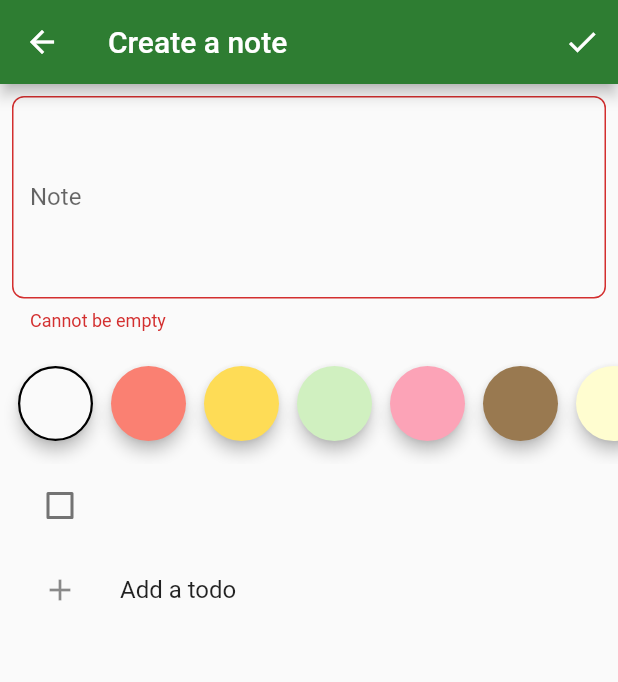
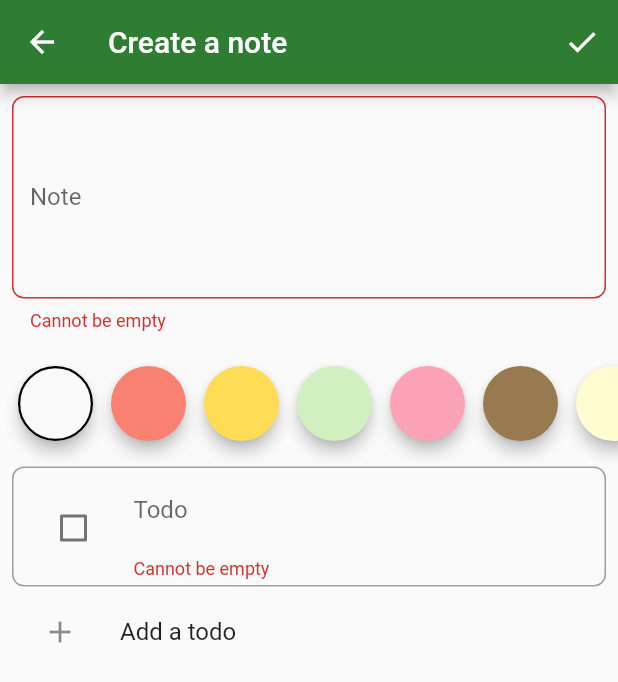
Before and after one commit to AmareeshBP/ddd-app, a Flutter app: the NoteFormPage screen opened by its route, after a tap on "Add a todo", after a tap on the "check" icon, on a phone screen of 412 x 824 dp. Shown: the top 682 px of the screen. Run offline on Flutter 3.47's test engine with Material 2 defaults, Android fonts, the phone set to English and light mode, and no system bars; drawn by our look-alikes of flutter_slidable; our stand-ins replace auto_route, bloc, cloud_firestore, dartz, firebase_auth, firebase_core and 9 more; accounts and stored records are empty; generated files the repository leaves out were written again.

Commit message:
caught upto 30

```diff
--- a/lib/presentation/core/app_widget.dart
+++ b/lib/presentation/core/app_widget.dart
@@ -1,10 +1,10 @@
 import 'package:auto_route/auto_route.dart';
-import 'package:flutter/material.dart' hide Router;
+import 'package:flutter/material.dart';
 import 'package:flutter_bloc/flutter_bloc.dart';
 
 import '../../application/auth/auth_bloc.dart';
 import '../../injection.dart';
-import '../routes/router.gr.dart';
+import '../routes/router.gr.dart' as app_router;
 
 class AppWidget extends StatelessWidget {
   @override
@@ -19,7 +19,7 @@ class AppWidget extends StatelessWidget {
       child: MaterialApp(
         debugShowCheckedModeBanner: false,
         title: 'Note App',
-        builder: ExtendedNavigator(router: Router()),
+        builder: ExtendedNavigator.builder(router: app_router.Router()),
         theme: ThemeData.light().copyWith(
           primaryColor: Colors.green[800],
           accentColor: Colors.blueAccent,
--- a/lib/presentation/notes/note_form/widgets/todo_list_widget.dart
+++ b/lib/presentation/notes/note_form/widgets/todo_list_widget.dart
@@ -1,7 +1,9 @@
+import 'package:ddd_app/domain/notes/value_objects.dart';
 import 'package:flushbar/flushbar_helper.dart';
 import 'package:flutter/material.dart';
 import 'package:flutter_bloc/flutter_bloc.dart';
 import 'package:flutter_hooks/flutter_hooks.dart';
+import 'package:flutter_slidable/flutter_slidable.dart';
 import 'package:kt_dart/collection.dart';
 import 'package:provider/provider.dart';
 
@@ -38,7 +40,10 @@ class TodoList extends StatelessWidget {
             shrinkWrap: true,
             itemCount: formTodos.value.size,
             itemBuilder: (context, index) {
-              return TodoTile(index: index);
+              return TodoTile(
+                index: index,
+                key: ValueKey(context.formTodos[index].id),
+              );
             },
           );
         },
@@ -58,7 +63,36 @@ class TodoTile extends HookWidget {
   Widget build(BuildContext context) {
     final todo =
         context.formTodos.getOrElse(index, (_) => TodoItemPrimitive.empty());
-    return ListTile(
+
+    final textEditingController = useTextEditingController(text: todo.name);
+
+    return Slidable(
+      actionPane: const SlidableDrawerActionPane(),
+      actionExtentRatio: 0.15,
+      secondaryActions: [
+        IconSlideAction(
+          caption: 'Delete',
+          icon: Icons.delete,
+          color: Colors.red,
+          onTap: () {
+            context.formTodos = context.formTodos.minusElement(todo);
+            context.bloc<NoteFormBloc>().add(
+                  NoteFormEvent.todosChanged(context.formTodos),
+                );
+          },
+        ),
+      ],
+      child: Container(
+        decoration: BoxDecoration(
+            border: Border.all(
+              color: Colors.grey,
+            ),
+            borderRadius: BorderRadius.circular(8)),
+        margin: const EdgeInsets.symmetric(
+          horizontal: 8,
+          vertical: 2,
+        ),
+        child: ListTile(
           leading: Checkbox(
             value: todo.done,
             onChanged: (value) {
@@ -71,6 +105,40 @@ class TodoTile extends HookWidget {
                   .add(NoteFormEvent.todosChanged(context.formTodos));
             },
           ),
+          title: TextFormField(
+            controller: textEditingController,
+            decoration: const InputDecoration(
+              hintText: 'Todo',
+              border: InputBorder.none,
+              counterText: '',
+            ),
+            maxLength: TodoName.maxLength,
+            onChanged: (value) {
+              context.formTodos = context.formTodos.map(
+                (listTodo) =>
+                    listTodo == todo ? todo.copyWith(name: value) : listTodo,
+              );
+              context
+                  .bloc<NoteFormBloc>()
+                  .add(NoteFormEvent.todosChanged(context.formTodos));
+            },
+            validator: (_) {
+              return context.bloc<NoteFormBloc>().state.note.todos.value.fold(
+                    (f) => null,
+                    (todoList) => todoList[index].name.value.fold(
+                          (f) => f.maybeMap(
+                            empty: (_) => 'Cannot be empty',
+                            exeedingLength: (_) => 'Too long',
+                            multiLine: (_) => 'Has to be in a single line',
+                            orElse: () => null,
+                          ),
+                          (_) => null,
+                        ),
+                  );
+            },
+          ),
+        ),
+      ),
     );
   }
 }
```
Also changed, not shown: pubspec.yaml (+19 -18 lines), pubspec.lock, 1 other file. Lines whose indentation alone changed are shown as unchanged.
